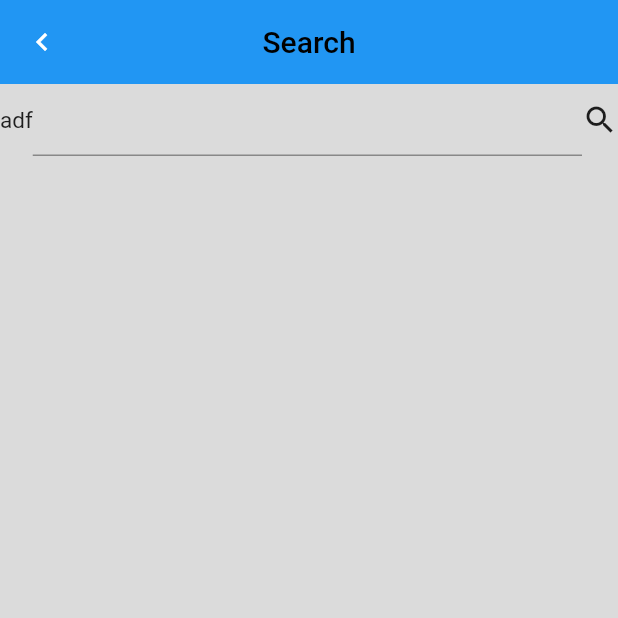
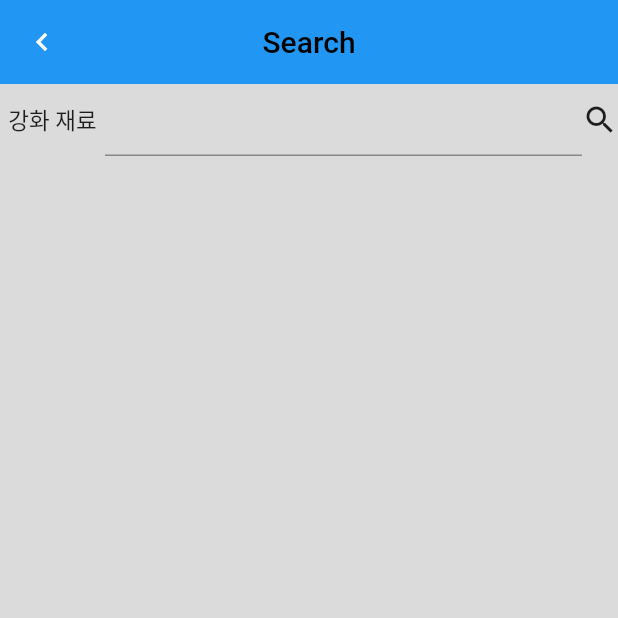
Before and after one commit to minguk-park/lost_item, a Flutter app: the Search screen opened directly, after a tap on the "search" icon, on a phone screen of 412 x 824 dp, the top half of it. Run offline on Flutter 3.47's test engine with Material 2 defaults, Android fonts, the phone set to English and light mode, and no system bars; our stand-ins replace get; statements that could not run were skipped.

Commit message:
카테고리 별 검색 가능

```diff
--- a/lost_item/lib/function/api.dart
+++ b/lost_item/lib/function/api.dart
@@ -16,7 +16,8 @@ class Api extends GetxController {
   TextEditingController searchController = TextEditingController();
   final ScrollController itemsListScrollController = ScrollController();
 
-  RxList itemsCode = [].obs;
+  Map<String, dynamic> itemsCode = <String, dynamic>{};
+  List itemsCodeName = [];
   var requestPerCategory = 3;
   var itemsPageSize = 10;
 
@@ -26,6 +27,9 @@ class Api extends GetxController {
   var itemsTotalCount = 0;
   var totalPageNo = 0;
   var curPage = 1.obs;
+
+  var selectCodeName = "강화 재료".obs;
+  var selectCode = 0.obs; //default = 강화 재료
 
   @override
   void onInit() {
@@ -59,19 +63,20 @@ class Api extends GetxController {
 
     if (response.statusCode == 200) {
       itemsCode.clear();
+      itemsCodeName.clear();
       var responseData = await response.stream.bytesToString();
       var marketOptionsMap = jsonDecode(responseData);
       marketOptions = Markets.fromJson(marketOptionsMap);
 
       marketOptions.categories?.forEach((element) {
-        Map<String, dynamic> tempMap = <String, dynamic>{};
-
-        //{"CodeName":Code}
-        tempMap = {element.codeName!: element.code};
-        itemsCode.add(tempMap);
+        itemsCode.addEntries({element.codeName!: element.code}.entries);
+        itemsCodeName.add(element.codeName!);
       });
 
-      print(itemsCode);
+      selectCode.value = itemsCode[selectCodeName];
+
+      // print(itemsCode);
+      // print(itemsCodeName);
     } else {
       // print(response.reasonPhrase);
       switch (response.statusCode) {
@@ -109,7 +114,7 @@ class Api extends GetxController {
       Uri.parse(Env.marketSearch),
       headers: headers,
       body: json.encode({
-        "CategoryCode": 50000,
+        "CategoryCode": selectCode.value,
         "ItemName": search,
       }),
     );
@@ -161,7 +166,7 @@ class Api extends GetxController {
       Uri.parse(Env.marketSearch),
       headers: headers,
       body: json.encode({
-        "CategoryCode": 50000,
+        "CategoryCode": selectCode.value,
         "ItemName": searchWord,
         "PageNo": curPage.value,
       }),
--- a/lost_item/lib/screen/search/search.dart
+++ b/lost_item/lib/screen/search/search.dart
@@ -13,7 +13,7 @@ class Search extends StatelessWidget {
   final api = Get.put(Api());
 
   @override
-  Widget build(BuildContext context) {
+  Widget build(BuildContext buildContext) {
     return Scaffold(
       appBar: AppBar(
         elevation: 0,
@@ -44,10 +44,15 @@ class Search extends StatelessWidget {
                   children: [
                     InkWell(
                       onTap: () {
-                        defaultSelectDialog();
+                        defaultSelectDialog(api.itemsCodeName, buildContext);
                       },
-                      child: Container(
-                        child: Text('adf'),
+                      child: Obx(
+                        () => Container(
+                          width: 70,
+                          child: Center(
+                            child: Text(api.selectCodeName.value),
+                          ),
+                        ),
                       ),
                     ),
                     defaultSearchBox(api.searchController, searchOnSubmit),
```
Also changed, not shown: lost_item/lib/components/seletDialog.dart (+15 -4 lines), lost_item/lib/function/functions.dart (added, +15 -0 lines).
